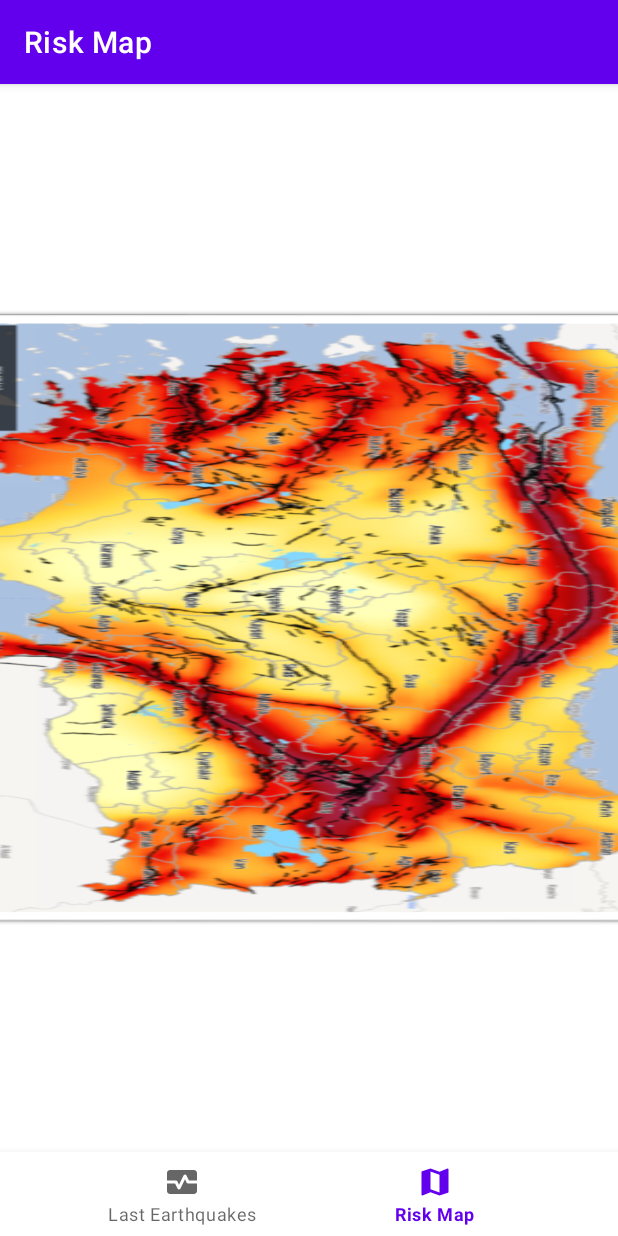
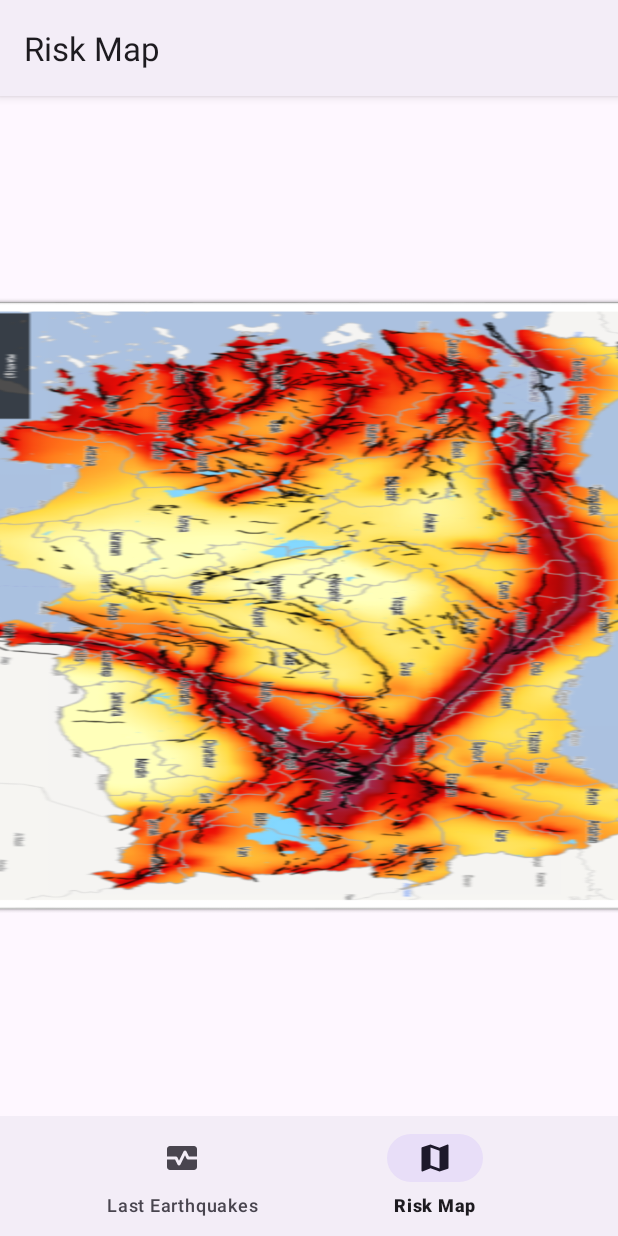
Before and after one commit to AAyar94/Earthquakes, an Android app: the screen it shows after launch (MainActivity), item 2 of the bottom bar chosen, on a phone screen of 412 x 824 dp. Run offline under Robolectric (Android 15) with nearby library versions, the phone set to English and light mode, and no system bars; our stand-ins replace Dagger/Hilt's generated code, Room's generated code, navigation-ui; network calls fail; pictures from the network do not load; Roboto replaces fonts that are not available here; 1 statement that could not run was skipped.

Commit message:
Material 3 implemented

```diff
--- a/app/src/main/res/values/themes.xml
+++ b/app/src/main/res/values/themes.xml
@@ -1,6 +1,6 @@
 <resources xmlns:tools="http://schemas.android.com/tools">
     <!-- Base application theme. -->
-    <style name="Theme.Earthquakes" parent="Theme.MaterialComponents.DayNight.DarkActionBar">
+    <style name="Theme.Earthquakes" parent="Theme.Material3.DayNight">
         <!-- Primary brand color. -->
         <item name="colorPrimary">@color/purple_500</item>
         <item name="colorPrimaryVariant">@color/purple_700</item>
@@ -12,5 +12,7 @@
         <!-- Status bar color. -->
         <item name="android:statusBarColor">?attr/colorPrimaryVariant</item>
         <!-- Customize your theme here. -->
+        <item name="android:windowLightStatusBar">?isLightTheme</item>
+        <item name="android:windowLightNavigationBar">?isLightTheme</item>
     </style>
 </resources>
```
